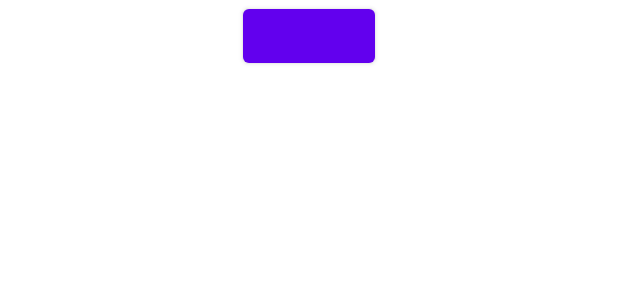
After one commit to Oleg-home/projecttest, an Android app: the layout list_item.xml on its own in the app's theme, with its tools: preview values and no code run, on a phone screen of 412 x 824 dp. The commit adds this screen. Shown: the top 300 px of the screen. Run offline under Robolectric (Android 15) with nearby library versions, the phone set to English and light mode, and no system bars.

Commit message:
ресайклер и клики

```diff
--- /dev/null
+++ b/app/src/main/res/layout/list_item.xml
@@ -0,0 +1,12 @@
+<?xml version="1.0" encoding="utf-8"?>
+<LinearLayout xmlns:android="http://schemas.android.com/apk/res/android"
+    android:layout_width="match_parent"
+    android:orientation="vertical"
+    android:layout_height="wrap_content">
+
+    <Button
+        android:id="@+id/btn"
+        android:layout_width="wrap_content"
+        android:layout_height="wrap_content"
+        android:layout_gravity="center_horizontal"/>
+</LinearLayout>
```
Also changed, not shown: app/src/main/java/com/example/myapplication/Adapter.java (added, +61 -0 lines), app/src/main/java/com/example/myapplication/MainActivity.java (+27 -0 lines), app/src/main/res/layout/activity_main.xml (+7 -12 lines).
